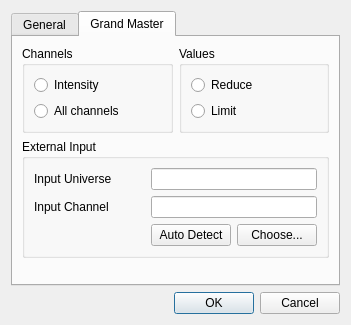
First picture: the form in ui/src/vcproperties.ui, repository mcallegari/qlcplus, before the edit.
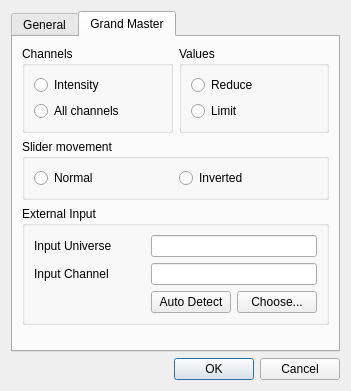
Second picture: the form after the edit. The open tabs and pages were chosen to show the change.

Commit message:
Fixed Click And Go slider inverted appearance and handle picking
Removed mutex from FTDI write routeine. Causing odd behaviours
Added Grand Master reverse functionality. Not sure if it is ok though
Added gobos files to DEB creation

Patch:
```diff
--- a/ui/src/vcproperties.ui
+++ b/ui/src/vcproperties.ui
@@ -7,7 +7,7 @@
     <x>0</x>
     <y>0</y>
     <width>351</width>
-    <height>325</height>
+    <height>391</height>
    </rect>
   </property>
   <property name="windowTitle">
@@ -186,7 +186,7 @@
          </layout>
         </widget>
        </item>
-       <item row="1" column="0" colspan="2">
+       <item row="2" column="0" colspan="2">
         <widget class="QGroupBox" name="groupBox">
          <property name="title">
           <string>External Input</string>
@@ -268,7 +268,7 @@
          </layout>
         </widget>
        </item>
-       <item row="2" column="0" colspan="2">
+       <item row="3" column="0" colspan="2">
         <spacer name="verticalSpacer">
          <property name="orientation">
           <enum>Qt::Vertical</enum>
@@ -281,6 +281,29 @@
          </property>
         </spacer>
        </item>
+       <item row="1" column="0" colspan="2">
+        <widget class="QGroupBox" name="groupBox_2">
+         <property name="title">
+          <string>Slider movement</string>
+         </property>
+         <layout class="QHBoxLayout" name="horizontalLayout_2">
+          <item>
+           <widget class="QRadioButton" name="m_gmSliderModeNormalRadio">
+            <property name="text">
+             <string>Normal</string>
+            </property>
+           </widget>
+          </item>
+          <item>
+           <widget class="QRadioButton" name="m_gmSliderModeInvertedRadio">
+            <property name="text">
+             <string>Inverted</string>
+            </property>
+           </widget>
+          </item>
+         </layout>
+        </widget>
+       </item>
       </layout>
      </widget>
     </widget>
```
Left out of the diff: 51 changed lines with no effect on the pictures. The commit also changes 16 other files.
